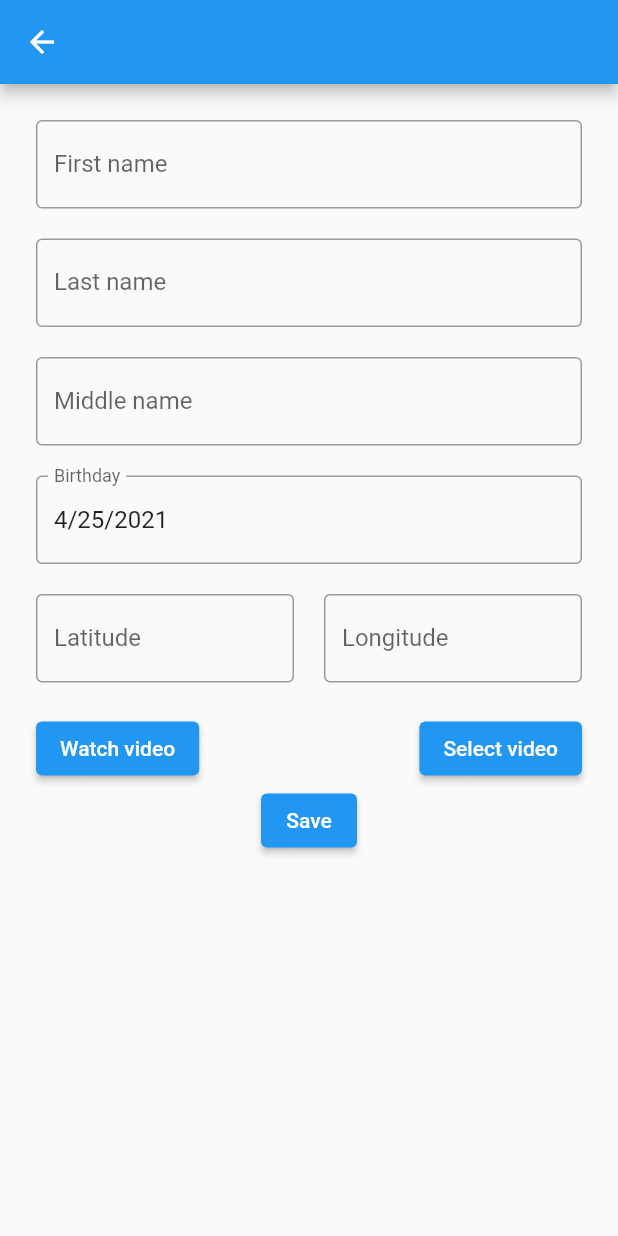
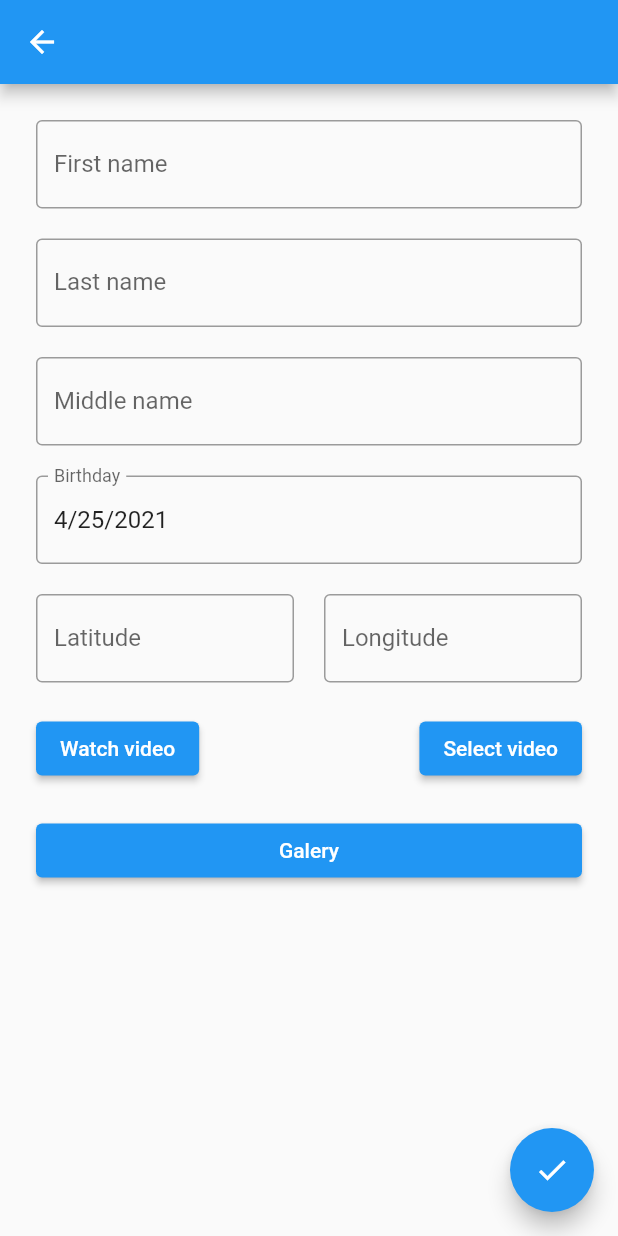
Before and after one commit to Ajololr/Flutter-Journal, a Flutter app: the StudentSceen screen opened directly with empty values, on a phone screen of 412 x 824 dp. Run offline on Flutter 3.47's test engine with Material 2 defaults, Android fonts, the phone set to English and light mode, and no system bars; our stand-ins replace chewie, cloud_firestore, firebase_auth, firebase_core, firebase_storage, image_picker and 1 more; accounts and stored records are empty.

Commit message:
add galery

```diff
--- a/assets/locale/Locale.en.json
+++ b/assets/locale/Locale.en.json
@@ -27,6 +27,7 @@
   "watch_video": "Watch video",
   "select_video": "Select video",
   "save": "Save",
+  "galery": "Galery",
 
   "video_screen": "Video"
 }
--- a/assets/locale/Locale.ru.json
+++ b/assets/locale/Locale.ru.json
@@ -27,6 +27,7 @@
   "watch_video": "Смотреть видео",
   "select_video": "Выбрать видео",
   "save": "Сохранить",
+  "galery": "Галерея",
 
   "video_screen": "Видео"
 }
--- a/lib/widgets/StudentScreen.dart
+++ b/lib/widgets/StudentScreen.dart
@@ -2,6 +2,7 @@ import 'dart:io';
 
 import 'package:flutter/material.dart';
 import 'package:flutter_group_journal/utils/firebase.dart';
+import 'package:flutter_group_journal/widgets/GaleryScreen.dart';
 import 'package:flutter_group_journal/widgets/VideoScreen.dart';
 import 'package:provider/provider.dart';
 import 'package:intl/intl.dart';
@@ -88,7 +89,7 @@ class _StudentSceenState extends State<StudentSceen> {
   Future<void> _selectDate(BuildContext context) async {
     final DateTime pickedDate = await showDatePicker(
         context: context,
-        initialDate: currentDate,
+        initialDate: currentDate.isAfter(DateTime.now()) ? DateTime.now() :currentDate,
         firstDate: DateTime(1900),
         lastDate: DateTime.now());
     if (pickedDate != null && pickedDate != currentDate) {
@@ -133,6 +134,10 @@ class _StudentSceenState extends State<StudentSceen> {
     return Scaffold(
         appBar: AppBar(
           title: Text("${widget.student.firstName} ${widget.student.lastName}"),
+        ),
+        floatingActionButton: FloatingActionButton(
+          onPressed: _onSubmit,
+          child: const Icon(Icons.check),
         ),
         body: Padding(
           padding: EdgeInsets.all(24),
@@ -223,10 +228,18 @@ class _StudentSceenState extends State<StudentSceen> {
                           .getString("select_video"))),
                 ],
               ),
-              ElevatedButton(
-                  onPressed: _onSubmit,
-                  child: Text(
-                      Provider.of<LocaleModel>(context).getString("save"))),
+              SizedBox(height: 20),
+              SizedBox(
+                width: double.infinity,
+                child: ElevatedButton(
+                    onPressed: () => Navigator.push(
+                        context,
+                        MaterialPageRoute(
+                            builder: (BuildContext context) =>
+                                GaleryScreen(student: widget.student))),
+                    child: Text(
+                        Provider.of<LocaleModel>(context).getString("galery"))),
+              ),
               SizedBox(height: 20),
               Text(result, style: TextStyle(color: resultColor)),
             ],
```
Also changed, not shown: lib/widgets/GaleryScreen.dart (added, +63 -0 lines), lib/widgets/PhotoScreen.dart (added, +31 -0 lines), 1 other file.
